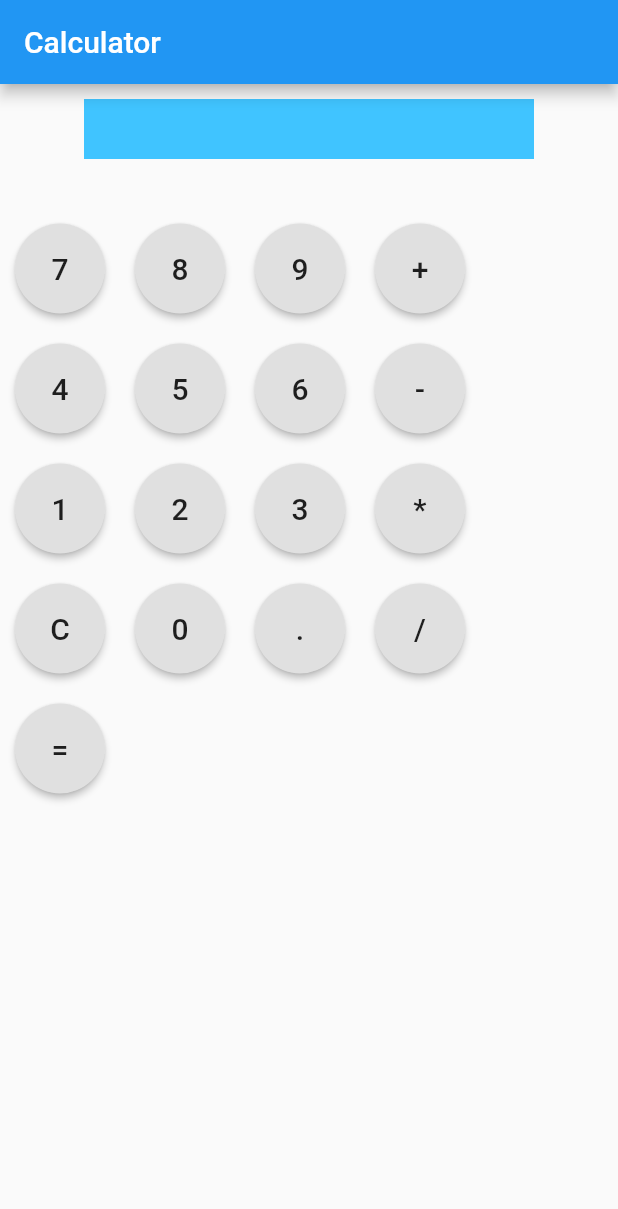
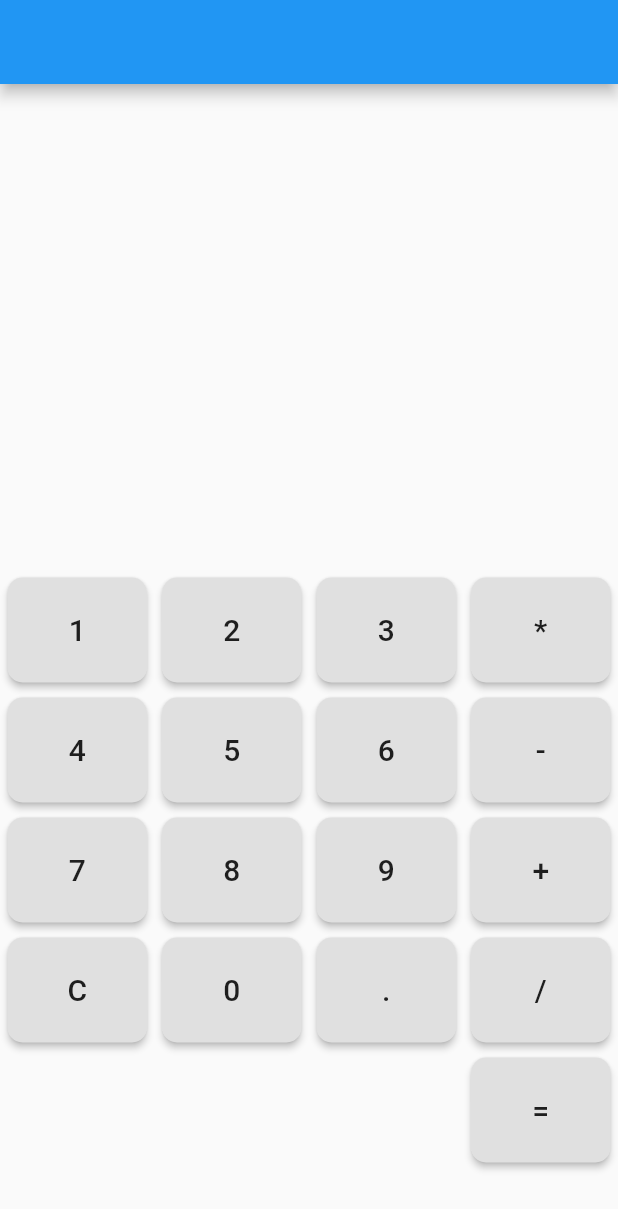
Before and after one commit to saurav-singh/Calculator, a Flutter app: the screen it shows after launch, on a phone screen of 412 x 824 dp. Shown: the top 1209 px of the screen. Run offline on Flutter 3.47's test engine with Material 2 defaults, Android fonts, the phone set to English and light mode, and no system bars; missing offline and left inert: stack.

Commit message:
UI updates

```diff
--- a/lib/main.dart
+++ b/lib/main.dart
@@ -23,12 +23,11 @@ class CalculatorState extends State<Calculator> {
   String result = "";
 
   Widget button(String value) => Container(
-        padding: EdgeInsets.all(10.0),
-        width: 80,
+        padding: EdgeInsets.all(5.0),
         height: 80,
         child: RaisedButton(
-          shape: RoundedRectangleBorder(
-              borderRadius: BorderRadius.circular(100.0)),
+          shape:
+              RoundedRectangleBorder(borderRadius: BorderRadius.circular(10.0)),
           onPressed: () {
             setState(() {
               if (value == "C") {
@@ -49,27 +48,57 @@ class CalculatorState extends State<Calculator> {
   @override
   Widget build(BuildContext context) {
     return Scaffold(
-      appBar: AppBar(title: Text("Calculator")),
-      body: Column(
-        children: [
-          Container(
-              padding: EdgeInsets.all(10),
-              margin: EdgeInsets.all(10),
-              decoration: BoxDecoration(color: Colors.lightBlueAccent),
-              width: 300,
-              height: 40,
-              child: Text(query, style: TextStyle(fontSize: 20.0))),
-          Text(result, style: TextStyle(fontSize: 20.0)),
-          Row(children: [button("7"), button("8"), button("9"), button("+")]),
-          Row(children: [button("4"), button("5"), button("6"), button("-")]),
-          Row(children: [button("1"), button("2"), button("3"), button("*")]),
-          Row(children: [button("C"), button("0"), button("."), button("/")]),
-          Row(
-            children: [button("=")],
+        appBar: AppBar(),
+        body: Column(children: [
+          // Display Numbers
+          SizedBox(
+              height: 100.0,
+              child: Column(
+                children: [Text(query), Text(result)],
+              )),
+
+          // Display Buttons
+          SizedBox(
+            height: MediaQuery.of(context).size.height - 200,
+            child: Align(
+              alignment: Alignment.bottomCenter,
+              child: Table(
+                children: [
+                  TableRow(children: [
+                    button("1"),
+                    button("2"),
+                    button("3"),
+                    button("*")
+                  ]),
+                  TableRow(children: [
+                    button("4"),
+                    button("5"),
+                    button("6"),
+                    button("-")
+                  ]),
+                  TableRow(children: [
+                    button("7"),
+                    button("8"),
+                    button("9"),
+                    button("+")
+                  ]),
+                  TableRow(children: [
+                    button("C"),
+                    button("0"),
+                    button("."),
+                    button("/")
+                  ]),
+                  TableRow(children: [
+                    Container(),
+                    Container(),
+                    Container(),
+                    button("="),
+                  ])
+                ],
+              ),
+            ),
           )
-        ],
-      ),
-    );
+        ]));
   }
 }
 
--- a/lib/widgets.dart
+++ /dev/null
@@ -1,12 +0,0 @@
-import 'package:flutter/material.dart';
-
-Widget button(String value, Function func) => Container(
-      padding: EdgeInsets.all(10.0),
-      child: RaisedButton(
-        onPressed: func(value),
-        child: Text(
-          value,
-          style: TextStyle(fontSize: 20.0),
-        ),
-      ),
-    );
```
Also changed, not shown: pubspec.lock.
